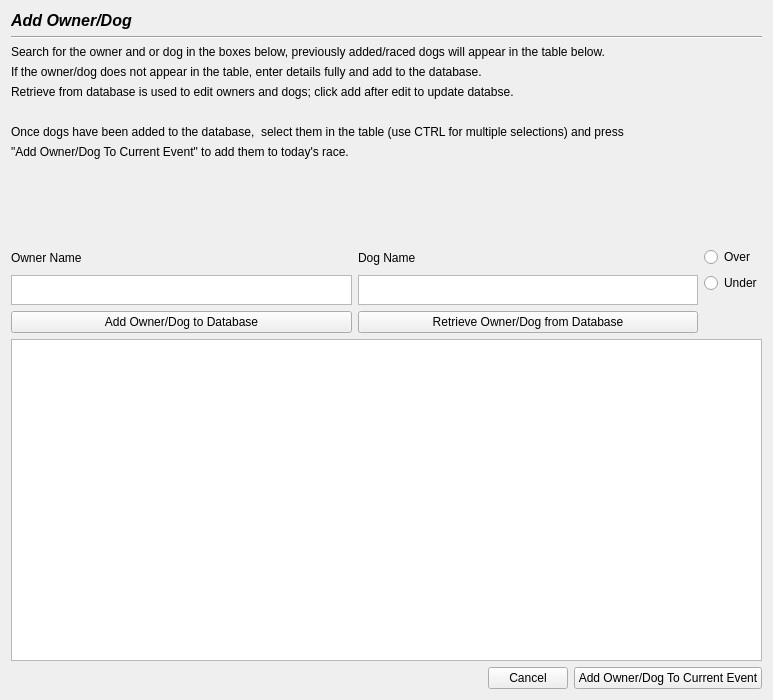
Old version of the form ownerdog.ui in the repository davavanstone/DogTiming.
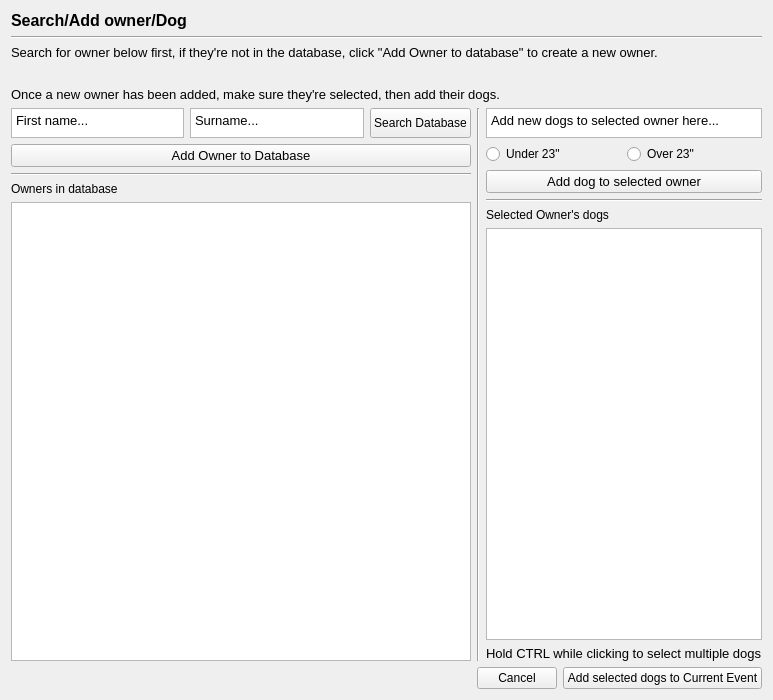
New version of the form. Icons and pictures are not drawn.

Patch:
```diff
--- a/ownerdog.ui
+++ b/ownerdog.ui
@@ -16,21 +16,18 @@
   <layout class="QVBoxLayout" name="verticalLayout_2">
    <item>
     <layout class="QVBoxLayout" name="verticalLayout">
-     <property name="sizeConstraint">
-      <enum>QLayout::SetDefaultConstraint</enum>
-     </property>
      <item>
-      <widget class="QLabel" name="label">
+      <widget class="QLabel" name="label_2">
        <property name="font">
         <font>
          <pointsize>12</pointsize>
          <weight>75</weight>
-         <italic>true</italic>
+         <italic>false</italic>
          <bold>true</bold>
         </font>
        </property>
        <property name="text">
-        <string>Add Owner/Dog</string>
+        <string>Search/Add owner/Dog</string>
        </property>
       </widget>
      </item>
@@ -42,77 +39,236 @@
       </widget>
      </item>
      <item>
-      <widget class="QLabel" name="label_2">
+      <widget class="QLabel" name="label_3">
+       <property name="font">
+        <font>
+         <pointsize>10</pointsize>
+        </font>
+       </property>
        <property name="text">
-        <string>Search for the owner and or dog in the boxes below, previously added/raced dogs will appear in the table below.</string>
+        <string>Search for owner below first, if they're not in the database, click &quot;Add Owner to database&quot; to create a new owner.</string>
        </property>
       </widget>
      </item>
      <item>
       <widget class="QLabel" name="label_6">
-       <property name="text">
-        <string>If the owner/dog does not appear in the table, enter details fully and add to the database.</string>
+       <property name="font">
+        <font>
+         <pointsize>10</pointsize>
+        </font>
        </property>
-      </widget>
-     </item>
-     <item>
-      <widget class="QLabel" name="label_7">
-       <property name="text">
-        <string>Retrieve from database is used to edit owners and dogs; click add after edit to update databse.</string>
-       </property>
-      </widget>
-     </item>
-     <item>
-      <widget class="QLabel" name="label_9">
        <property name="text">
         <string/>
        </property>
       </widget>
      </item>
      <item>
-      <widget class="QLabel" name="label_5">
-       <property name="text">
-        <string>Once dogs have been added to the database,  select them in the table (use CTRL for multiple selections) and press</string>
+      <widget class="QLabel" name="label_7">
+       <property name="font">
+        <font>
+         <pointsize>10</pointsize>
+        </font>
        </property>
-      </widget>
-     </item>
-     <item>
-      <widget class="QLabel" name="label_8">
        <property name="text">
-        <string>&quot;Add Owner/Dog To Current Event&quot; to add them to today's race.</string>
+        <string>Once a new owner has been added, make sure they're selected, then add their dogs.</string>
        </property>
       </widget>
      </item>
      <item>
-      <spacer name="verticalSpacer">
-       <property name="orientation">
-        <enum>Qt::Vertical</enum>
-       </property>
-       <property name="sizeHint" stdset="0">
-        <size>
-         <width>20</width>
-         <height>40</height>
-        </size>
-       </property>
-      </spacer>
-     </item>
-     <item>
-      <layout class="QHBoxLayout" name="horizontalLayout">
+      <layout class="QHBoxLayout" name="horizontalLayout_2">
+       <item>
+        <layout class="QVBoxLayout" name="verticalLayout_3">
+         <item>
+          <layout class="QVBoxLayout" name="verticalLayout_8">
+           <item>
+            <layout class="QHBoxLayout" name="horizontalLayout_3">
+             <item>
+              <widget class="QPlainTextEdit" name="plainTextEdit">
+               <property name="maximumSize">
+                <size>
+                 <width>16777215</width>
+                 <height>30</height>
+                </size>
+               </property>
+               <property name="font">
+                <font>
+                 <pointsize>10</pointsize>
+                </font>
+               </property>
+               <property name="verticalScrollBarPolicy">
+                <enum>Qt::ScrollBarAlwaysOff</enum>
+               </property>
+               <property name="horizontalScrollBarPolicy">
+                <enum>Qt::ScrollBarAlwaysOff</enum>
+               </property>
+               <property name="plainText">
+                <string>First name...
+</string>
+               </property>
+              </widget>
+             </item>
+             <item>
+              <widget class="QPlainTextEdit" name="plainTextEdit_3">
+               <property name="maximumSize">
+                <size>
+                 <width>16777215</width>
+                 <height>30</height>
+                </size>
+               </property>
+               <property name="font">
+                <font>
+                 <pointsize>10</pointsize>
+                </font>
+               </property>
+               <property name="verticalScrollBarPolicy">
+                <enum>Qt::ScrollBarAlwaysOff</enum>
+               </property>
+               <property name="horizontalScrollBarPolicy">
+                <enum>Qt::ScrollBarAlwaysOff</enum>
+               </property>
+               <property name="plainText">
+                <string>Surname...</string>
+               </property>
+              </widget>
+             </item>
+             <item>
+              <widget class="QPushButton" name="pushButton_5">
+               <property name="maximumSize">
+                <size>
+                 <width>120</width>
+                 <height>32</height>
+                </size>
+               </property>
+               <property name="text">
+                <string>Search Database</string>
+               </property>
+              </widget>
+             </item>
+            </layout>
+           </item>
+          </layout>
+         </item>
+         <item>
+          <layout class="QHBoxLayout" name="horizontalLayout_9">
+           <item>
+            <widget class="QPushButton" name="pushButton_4">
+             <property name="maximumSize">
+              <size>
+               <width>16777215</width>
+               <height>32</height>
+              </size>
+             </property>
+             <property name="font">
+              <font>
+               <pointsize>10</pointsize>
+              </font>
+             </property>
+             <property name="text">
+              <string>Add Owner to Database</string>
+             </property>
+             <property name="icon">
+              <iconset>
+               <normaloff>icons8-Expand Arrow Filled-50.png</normaloff>icons8-Expand Arrow Filled-50.png</iconset>
+             </property>
+            </widget>
+           </item>
+          </layout>
+         </item>
+         <item>
+          <widget class="Line" name="line_4">
+           <property name="orientation">
+            <enum>Qt::Horizontal</enum>
+           </property>
+          </widget>
+         </item>
+         <item>
+          <widget class="QLabel" name="label_5">
+           <property name="text">
+            <string>Owners in database</string>
+           </property>
+          </widget>
+         </item>
+         <item>
+          <widget class="QTableView" name="tableView"/>
+         </item>
+        </layout>
+       </item>
+       <item>
+        <widget class="Line" name="line">
+         <property name="orientation">
+          <enum>Qt::Vertical</enum>
+         </property>
+        </widget>
+       </item>
        <item>
         <layout class="QVBoxLayout" name="verticalLayout_4">
          <item>
-          <widget class="QLabel" name="label_3">
-           <property name="text">
-            <string>Owner Name</string>
-           </property>
-          </widget>
+          <layout class="QHBoxLayout" name="horizontalLayout_4">
+           <item>
+            <widget class="QPlainTextEdit" name="plainTextEdit_2">
+             <property name="maximumSize">
+              <size>
+               <width>16777215</width>
+               <height>30</height>
+              </size>
+             </property>
+             <property name="font">
+              <font>
+               <pointsize>10</pointsize>
+              </font>
+             </property>
+             <property name="verticalScrollBarPolicy">
+              <enum>Qt::ScrollBarAlwaysOff</enum>
+             </property>
+             <property name="horizontalScrollBarPolicy">
+              <enum>Qt::ScrollBarAlwaysOff</enum>
+             </property>
+             <property name="plainText">
+              <string>Add new dogs to selected owner here...</string>
+             </property>
+            </widget>
+           </item>
+           <item>
+            <layout class="QVBoxLayout" name="verticalLayout_5"/>
+           </item>
+          </layout>
          </item>
          <item>
-          <widget class="QPlainTextEdit" name="Text_OwnerName">
+          <layout class="QHBoxLayout" name="horizontalLayout_8">
+           <item>
+            <widget class="QRadioButton" name="radioButton_2">
+             <property name="maximumSize">
+              <size>
+               <width>16777215</width>
+               <height>30</height>
+              </size>
+             </property>
+             <property name="text">
+              <string>Under 23&quot;</string>
+             </property>
+            </widget>
+           </item>
+           <item>
+            <widget class="QRadioButton" name="radioButton">
+             <property name="maximumSize">
+              <size>
+               <width>16777215</width>
+               <height>30</height>
+              </size>
+             </property>
+             <property name="text">
+              <string>Over 23&quot;</string>
+             </property>
+            </widget>
+           </item>
+          </layout>
+         </item>
+         <item>
+          <widget class="QPushButton" name="pushButton_3">
            <property name="maximumSize">
             <size>
-             <width>400</width>
-             <height>30</height>
+             <width>16777215</width>
+             <height>32</height>
             </size>
            </property>
            <property name="font">
@@ -120,12 +276,8 @@
              <pointsize>10</pointsize>
             </font>
            </property>
-          </widget>
-         </item>
-         <item>
-          <widget class="QPushButton" name="pushButton_2">
            <property name="text">
-            <string>Add Owner/Dog to Database</string>
+            <string>Add dog to selected owner</string>
            </property>
            <property name="icon">
             <iconset>
@@ -133,36 +285,32 @@
            </property>
           </widget>
          </item>
-        </layout>
-       </item>
-       <item>
-        <layout class="QVBoxLayout" name="verticalLayout_7">
+         <item>
+          <widget class="Line" name="line_3">
+           <property name="orientation">
+            <enum>Qt::Horizontal</enum>
+           </property>
+          </widget>
+         </item>
          <item>
           <widget class="QLabel" name="label_4">
            <property name="text">
-            <string>Dog Name</string>
+            <string>Selected Owner's dogs</string>
            </property>
           </widget>
          </item>
          <item>
-          <widget class="QPlainTextEdit" name="Text_DogName">
-           <property name="maximumSize">
-            <size>
-             <width>16777215</width>
-             <height>30</height>
-            </size>
-           </property>
+          <widget class="QTableView" name="tableView_2"/>
+         </item>
+         <item>
+          <widget class="QLabel" name="label">
            <property name="font">
             <font>
              <pointsize>10</pointsize>
             </font>
            </property>
-          </widget>
-         </item>
-         <item>
-          <widget class="QPushButton" name="pushButton">
            <property name="text">
-            <string>Retrieve Owner/Dog from Database</string>
+            <string>Hold CTRL while clicking to select multiple dogs</string>
            </property>
            <property name="icon">
             <iconset>
@@ -172,91 +320,38 @@
          </item>
         </layout>
        </item>
-       <item>
-        <layout class="QVBoxLayout" name="verticalLayout_3">
-         <item>
-          <widget class="QRadioButton" name="radioButton">
-           <property name="text">
-            <string>Over</string>
-           </property>
-           <attribute name="buttonGroup">
-            <string notr="true">buttonGroup</string>
-           </attribute>
-          </widget>
-         </item>
-         <item>
-          <widget class="QRadioButton" name="radioButton_2">
-           <property name="text">
-            <string>Under</string>
-           </property>
-           <attribute name="buttonGroup">
-            <string notr="true">buttonGroup</string>
-           </attribute>
-          </widget>
-         </item>
-         <item>
-          <spacer name="verticalSpacer_2">
-           <property name="orientation">
-            <enum>Qt::Vertical</enum>
-           </property>
-           <property name="sizeHint" stdset="0">
-            <size>
-             <width>20</width>
-             <height>40</height>
-            </size>
-           </property>
-          </spacer>
-         </item>
-        </layout>
-       </item>
       </layout>
      </item>
-    </layout>
-   </item>
-   <item>
-    <widget class="QTableView" name="Database_table">
-     <property name="sizePolicy">
-      <sizepolicy hsizetype="Expanding" vsizetype="Expanding">
-       <horstretch>0</horstretch>
-       <verstretch>0</verstretch>
-      </sizepolicy>
-     </property>
-     <property name="minimumSize">
-      <size>
-       <width>0</width>
-       <height>300</height>
-      </size>
-     </property>
-    </widget>
-   </item>
-   <item>
-    <layout class="QHBoxLayout" name="horizontalLayout_3">
      <item>
-      <spacer name="horizontalSpacer">
-       <property name="orientation">
-        <enum>Qt::Horizontal</enum>
-       </property>
-       <property name="sizeHint" stdset="0">
-        <size>
-         <width>40</width>
-         <height>20</height>
-        </size>
-       </property>
-      </spacer>
-     </item>
-     <item>
-      <widget class="QPushButton" name="pButton_cancel">
-       <property name="text">
-        <string>Cancel</string>
-       </property>
-      </widget>
-     </item>
-     <item>
-      <widget class="QPushButton" name="pButton_addToEvent">
-       <property name="text">
-        <string>Add Owner/Dog To Current Event</string>
-       </property>
-      </widget>
+      <layout class="QHBoxLayout" name="horizontalLayout">
+       <item>
+        <spacer name="horizontalSpacer">
+         <property name="orientation">
+          <enum>Qt::Horizontal</enum>
+         </property>
+         <property name="sizeHint" stdset="0">
+          <size>
+           <width>40</width>
+           <height>20</height>
+          </size>
+         </property>
+        </spacer>
+       </item>
+       <item>
+        <widget class="QPushButton" name="pushButton_2">
+         <property name="text">
+          <string>Cancel</string>
+         </property>
+        </widget>
+       </item>
+       <item>
+        <widget class="QPushButton" name="pushButton">
+         <property name="text">
+          <string>Add selected dogs to Current Event</string>
+         </property>
+        </widget>
+       </item>
+      </layout>
      </item>
     </layout>
    </item>
```
Left out of the diff: 4 changed lines with no effect on the pictures.
